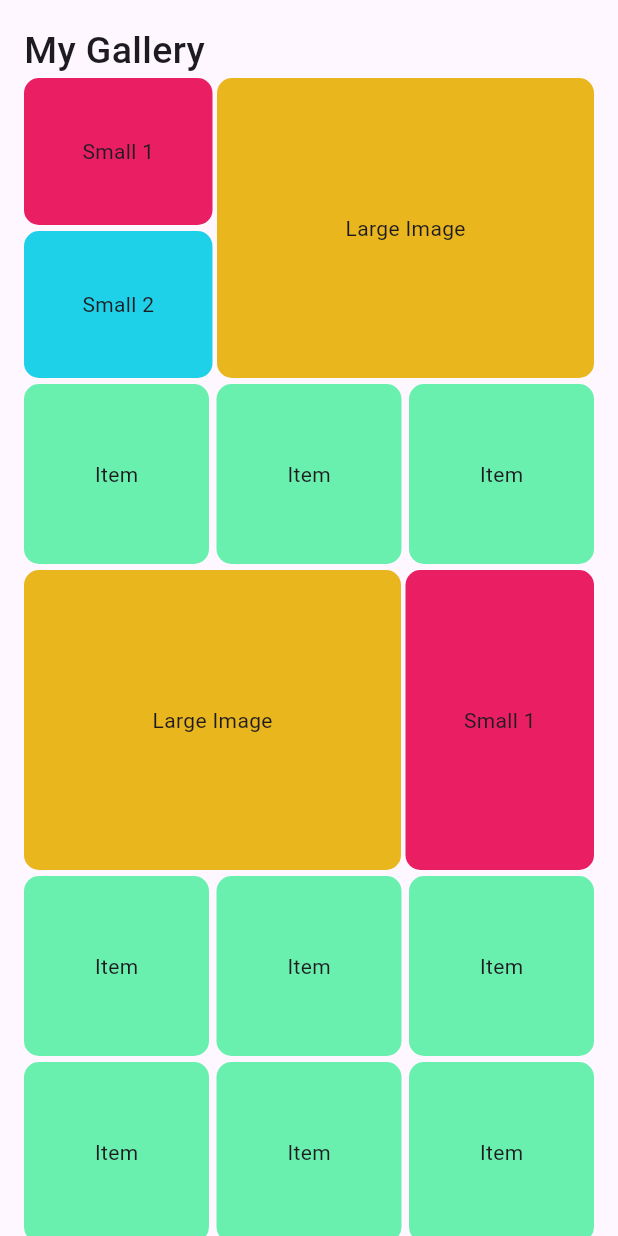
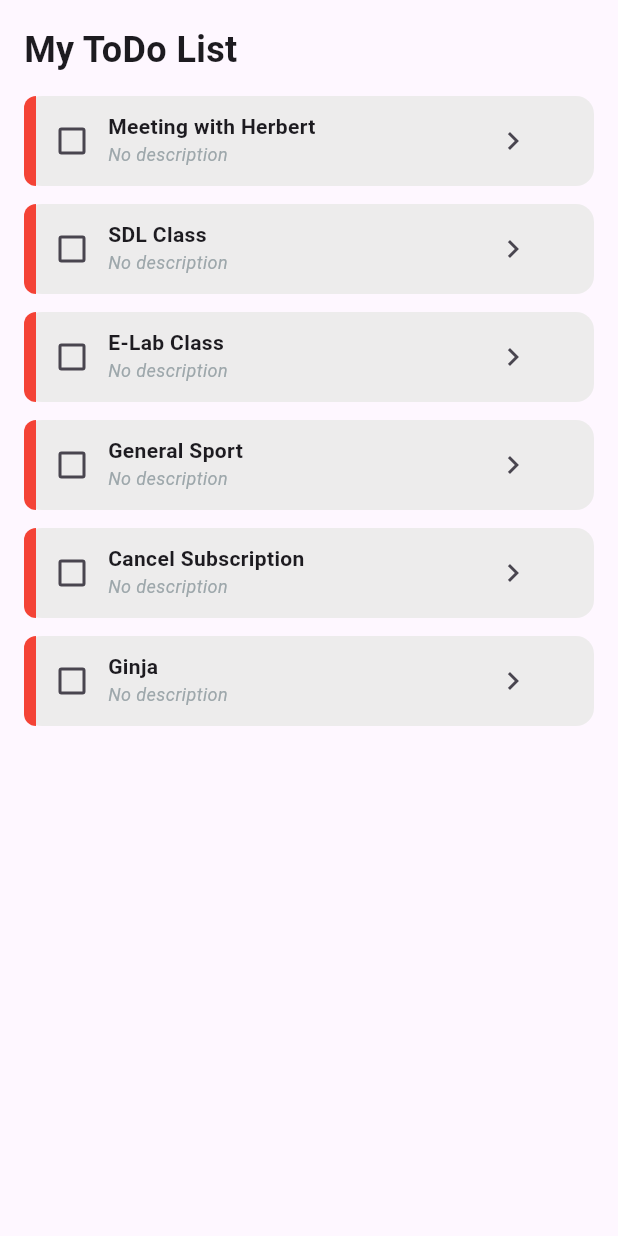
Before and after one commit to ndahirwaSosthene/fitness_ai, a Flutter app: the screen it shows after launch, on a phone screen of 412 x 824 dp. Run offline on Flutter 3.47's test engine with Material 3 defaults, Android fonts, the phone set to English and light mode, and no system bars.

Commit message:
Add to do page

```diff
--- a/lib/components/image_box.dart
+++ b/lib/components/image_box.dart
@@ -10,9 +10,9 @@ class ImageBox extends StatelessWidget {
 
   @override
   Widget build(BuildContext context) {
-    return Container(
-      decoration: BoxDecoration(borderRadius: BorderRadius.circular(10),),
-      child: Image.asset(imagePath),
+    return Card(
+      // decoration: BoxDecoration(borderRadius: BorderRadius.circular(10),),
+      child: Image.asset(imagePath,),
     );
   }
 }
--- /dev/null
+++ b/lib/components/todo_tile.dart
@@ -0,0 +1,83 @@
+import 'package:flutter/material.dart';
+
+class TodoTile extends StatefulWidget {
+  const TodoTile({
+    super.key,
+    required this.task,
+    this.description = 'No description',
+  });
+  final String task;
+  final String description;
+
+  @override
+  State<TodoTile> createState() => _TodoTileState();
+}
+
+class _TodoTileState extends State<TodoTile> {
+  bool isChecked = false;
+  Color sidecolor = Colors.red;
+
+  void onClick(bool? value) {
+    setState(() {
+      isChecked = value ?? false;
+      sidecolor =  Colors.green;
+    });
+  }
+
+  @override
+  Widget build(BuildContext context) {
+    return Padding(
+      padding: const EdgeInsets.only(top: 6, bottom: 6),
+      child: Container(
+        height: 60,
+        width: 150,
+        decoration: BoxDecoration(
+          color: const Color.fromARGB(255, 237, 236, 236),
+          borderRadius: BorderRadius.circular(12),
+        ),
+        child: Row(
+          children: [
+            Container(
+              width: 8,
+              decoration: BoxDecoration(
+                color: sidecolor,
+                borderRadius: BorderRadius.only(
+                  topLeft: Radius.circular(12),
+                  bottomLeft: Radius.circular(12),
+                ),
+              ),
+            ),
+            Checkbox(value: isChecked, onChanged: onClick),
+            Padding(
+              padding: const EdgeInsets.only(top: 10),
+              child: Container(
+                width: 246,
+                child: Column(
+                  crossAxisAlignment: CrossAxisAlignment.start,
+                  children: [
+                    Text(
+                      widget.task,
+                      style: TextStyle(
+                        fontSize: 14,
+                        fontWeight: FontWeight.bold,
+                      ),
+                    ),
+                    Text(
+                      widget.description,
+                      style: TextStyle(
+                        fontSize: 12,
+                        fontStyle: FontStyle.italic,
+                        color: const Color.fromARGB(255, 157, 167, 171),
+                      ),
+                    ),
+                  ],
+                ),
+              ),
+            ),
+            IconButton(onPressed: () {}, icon: Icon(Icons.navigate_next)),
+          ],
+        ),
+      ),
+    );
+  }
+}
--- a/lib/main.dart
+++ b/lib/main.dart
@@ -1,7 +1,4 @@
-import 'package:fitness_ai/pages/authentication_page.dart';
-import 'package:fitness_ai/pages/gallery.dart';
-import 'package:fitness_ai/pages/home_page.dart';
-import 'package:fitness_ai/pages/splash_screen.dart';
+import 'package:fitness_ai/pages/todo_page.dart';
 import 'package:flutter/material.dart';
 
 void main() {
@@ -16,7 +13,7 @@ class MyApp extends StatelessWidget {
   Widget build(BuildContext context) {
     return MaterialApp(
       debugShowCheckedModeBanner: false,
-      home: Gallery(),
+      home: TodoPage(),
     );
   }
 }
--- a/lib/pages/gallery.dart
+++ b/lib/pages/gallery.dart
@@ -28,20 +28,28 @@ class Gallery extends StatelessWidget {
                           Expanded(
                             child: Container(
                               decoration: BoxDecoration(
-                                color: Colors.pink,
+                                color: const Color.fromARGB(255, 154, 180, 222),
                                 borderRadius: BorderRadius.circular(10),
                               ),
-                              child: Center(child: Text('Small 1')),
+                              child: Center(
+                                child: ImageBox(
+                                  imagePath: 'assets/images/g_pic_1.jpg',
+                                ),
+                              ),
                             ),
                           ),
                           SizedBox(height: 4),
                           Expanded(
                             child: Container(
                               decoration: BoxDecoration(
-                                color: const Color.fromARGB(255, 30, 209, 233),
+                                color: const Color.fromARGB(255, 154, 180, 222),
                                 borderRadius: BorderRadius.circular(10),
                               ),
-                              child: Center(child: Text('Small 2')),
+                              child: Center(
+                                child: ImageBox(
+                                  imagePath: 'assets/images/g_pic_1.jpg',
+                                ),
+                              ),
                             ),
                           ),
                         ],
@@ -53,10 +61,14 @@ class Gallery extends StatelessWidget {
                       flex: 2,
                       child: Container(
                         decoration: BoxDecoration(
-                          color: const Color.fromARGB(255, 233, 182, 30),
+                          color: const Color.fromARGB(255, 154, 180, 222),
                           borderRadius: BorderRadius.circular(10),
                         ),
-                        child: Center(child: Text('Large Image')),
+                        child: Center(
+                          child: ImageBox(
+                            imagePath: 'assets/images/g_pic_1.jpg',
+                          ),
+                        ),
                       ),
                     ),
                   ],
@@ -71,10 +83,14 @@ class Gallery extends StatelessWidget {
                       flex: 1,
                       child: Container(
                         decoration: BoxDecoration(
-                          color: Colors.greenAccent,
+                          color: const Color.fromARGB(255, 154, 180, 222),
                           borderRadius: BorderRadius.circular(10),
                         ),
-                        child: Center(child: Text("Item")),
+                        child: Center(
+                          child: ImageBox(
+                            imagePath: 'assets/images/g_pic_1.jpg',
+                          ),
+                        ),
                       ),
                     ),
                     SizedBox(width: 5),
@@ -82,10 +98,14 @@ class Gallery extends StatelessWidget {
                       flex: 1,
                       child: Container(
                         decoration: BoxDecoration(
-                          color: Colors.greenAccent,
+                          color: const Color.fromARGB(255, 154, 180, 222),
                           borderRadius: BorderRadius.circular(10),
                         ),
-                        child: Center(child: Text("Item")),
+                        child: Center(
+                          child: ImageBox(
+                            imagePath: 'assets/images/g_pic_1.jpg',
+                          ),
+                        ),
                       ),
                     ),
                     SizedBox(width: 5),
@@ -93,10 +113,14 @@ class Gallery extends StatelessWidget {
                       flex: 1,
                       child: Container(
                         decoration: BoxDecoration(
-                          color: Colors.greenAccent,
+                          color: const Color.fromARGB(255, 154, 180, 222),
                           borderRadius: BorderRadius.circular(10),
                         ),
-                        child: Center(child: Text("Item")),
+                        child: Center(
+                          child: ImageBox(
+                            imagePath: 'assets/images/g_pic_1.jpg',
+                          ),
+                        ),
                       ),
                     ),
                   ],
@@ -112,10 +136,14 @@ class Gallery extends StatelessWidget {
                       flex: 2,
                       child: Container(
                         decoration: BoxDecoration(
-                          color: const Color.fromARGB(255, 233, 182, 30),
+                          color: const Color.fromARGB(255, 154, 180, 222),
                           borderRadius: BorderRadius.circular(10),
                         ),
-                        child: Center(child: Text('Large Image')),
+                        child: Center(
+                          child: ImageBox(
+                            imagePath: 'assets/images/g_pic_1.jpg',
+                          ),
+                        ),
                       ),
                     ),
                     SizedBox(width: 3),
@@ -127,10 +155,14 @@ class Gallery extends StatelessWidget {
                           Expanded(
                             child: Container(
                               decoration: BoxDecoration(
-                                color: Colors.pink,
+                                color: const Color.fromARGB(255, 154, 180, 222),
                                 borderRadius: BorderRadius.circular(10),
                               ),
-                              child: Center(child: Text('Small 1')),
+                              child: Center(
+                                child: ImageBox(
+                                  imagePath: 'assets/images/g_pic_2.jpg',
+                                ),
+                              ),
                             ),
                           ),
                         ],
@@ -148,10 +180,14 @@ class Gallery extends StatelessWidget {
                       flex: 1,
                       child: Container(
                         decoration: BoxDecoration(
-                          color: Colors.greenAccent,
+                          color: const Color.fromARGB(255, 154, 180, 222),
                           borderRadius: BorderRadius.circular(10),
                         ),
-                        child: Center(child: Text("Item")),
+                        child: Center(
+                          child: ImageBox(
+                            imagePath: 'assets/images/g_pic_1.jpg',
+                          ),
+                        ),
                       ),
                     ),
                     SizedBox(width: 5),
@@ -159,10 +195,14 @@ class Gallery extends StatelessWidget {
                       flex: 1,
                       child: Container(
                         decoration: BoxDecoration(
-                          color: Colors.greenAccent,
+                          color: const Color.fromARGB(255, 154, 180, 222),
                           borderRadius: BorderRadius.circular(10),
                         ),
-                        child: Center(child: Text("Item")),
+                        child: Center(
+                          child: ImageBox(
+                            imagePath: 'assets/images/g_pic_1.jpg',
+                          ),
+                        ),
                       ),
                     ),
                     SizedBox(width: 5),
@@ -170,10 +210,14 @@ class Gallery extends StatelessWidget {
                       flex: 1,
                       child: Container(
                         decoration: BoxDecoration(
-                          color: Colors.greenAccent,
+                          color: const Color.fromARGB(255, 154, 180, 222),
                           borderRadius: BorderRadius.circular(10),
                         ),
-                        child: Center(child: Text("Item")),
+                        child: Center(
+                          child: ImageBox(
+                            imagePath: 'assets/images/g_pic_1.jpg',
+                          ),
+                        ),
                       ),
                     ),
                   ],
@@ -188,10 +232,14 @@ class Gallery extends StatelessWidget {
                       flex: 1,
                       child: Container(
                         decoration: BoxDecoration(
-                          color: Colors.greenAccent,
+                          color: const Color.fromARGB(255, 154, 180, 222),
                           borderRadius: BorderRadius.circular(10),
                         ),
-                        child: Center(child: Text("Item")),
+                        child: Center(
+                          child: ImageBox(
+                            imagePath: 'assets/images/g_pic_1.jpg',
+                          ),
+                        ),
                       ),
                     ),
                     SizedBox(width: 5),
@@ -199,10 +247,14 @@ class Gallery extends StatelessWidget {
                       flex: 1,
                       child: Container(
                         decoration: BoxDecoration(
-                          color: Colors.greenAccent,
+                          color: const Color.fromARGB(255, 154, 180, 222),
                           borderRadius: BorderRadius.circular(10),
                         ),
-                        child: Center(child: Text("Item")),
+                        child: Center(
+                          child: ImageBox(
+                            imagePath: 'assets/images/g_pic_1.jpg',
+                          ),
+                        ),
                       ),
                     ),
                     SizedBox(width: 5),
@@ -210,10 +262,14 @@ class Gallery extends StatelessWidget {
                       flex: 1,
                       child: Container(
                         decoration: BoxDecoration(
-                          color: Colors.greenAccent,
+                          color: const Color.fromARGB(255, 154, 180, 222),
                           borderRadius: BorderRadius.circular(10),
                         ),
-                        child: Center(child: Text("Item")),
+                        child: Center(
+                          child: ImageBox(
+                            imagePath: 'assets/images/g_pic_1.jpg',
+                          ),
+                        ),
                       ),
                     ),
                   ],
@@ -224,19 +280,23 @@ class Gallery extends StatelessWidget {
                 height: 200,
                 child: Row(
                   children: [
-                    // Large image (right)
+                    // similar size image
                     Expanded(
                       flex: 1,
                       child: Container(
                         decoration: BoxDecoration(
-                          color: const Color.fromARGB(255, 233, 182, 30),
+                          color: const Color.fromARGB(255, 154, 180, 222),
                           borderRadius: BorderRadius.circular(10),
                         ),
-                        child: Center(child: Text('1 Image')),
+                        child: Center(
+                          child: ImageBox(
+                            imagePath: 'assets/images/g_pic_1.jpg',
+                          ),
+                        ),
                       ),
                     ),
                     SizedBox(width: 3),
-                    // Small images (left)
+                    // Similar size images
                     Expanded(
                       flex: 1,
                       child: Column(
@@ -244,10 +304,14 @@ class Gallery extends StatelessWidget {
                           Expanded(
                             child: Container(
                               decoration: BoxDecoration(
-                                color: Colors.pink,
+                                color: const Color.fromARGB(255, 154, 180, 222),
                                 borderRadius: BorderRadius.circular(10),
                               ),
-                              child: Center(child: Text('2 Image')),
+                              child: Center(
+                                child: ImageBox(
+                                  imagePath: 'assets/images/g_pic_1.jpg',
+                                ),
+                              ),
                             ),
                           ),
                         ],
--- /dev/null
+++ b/lib/pages/todo_page.dart
@@ -0,0 +1,42 @@
+import 'package:fitness_ai/components/todo_tile.dart';
+import 'package:flutter/material.dart';
+
+class TodoPage extends StatefulWidget {
+  const TodoPage({super.key});
+
+  @override
+  State<TodoPage> createState() => _TodoPageState();
+}
+
+class _TodoPageState extends State<TodoPage> {
+  @override
+  Widget build(BuildContext context) {
+    return Scaffold(
+      body: SafeArea(
+        child: Padding(
+          padding: const EdgeInsets.all(16.0),
+          child: Center(
+            child: ListView(
+              children: [
+                Title(
+                  color: Colors.black,
+                  child: Text(
+                    'My ToDo List',
+                    style: TextStyle(fontSize: 24, fontWeight: FontWeight.bold),
+                  ),
+                ),
+                SizedBox(height: 8),
+                TodoTile(task: 'Meeting with Herbert'),
+                TodoTile(task: 'SDL Class'),
+                TodoTile(task: 'E-Lab Class'),
+                TodoTile(task: 'General Sport'),
+                TodoTile(task: 'Cancel Subscription'),
+                TodoTile(task: 'Ginja'),
+              ],
+            ),
+          ),
+        ),
+      ),
+    );
+  }
+}
```
